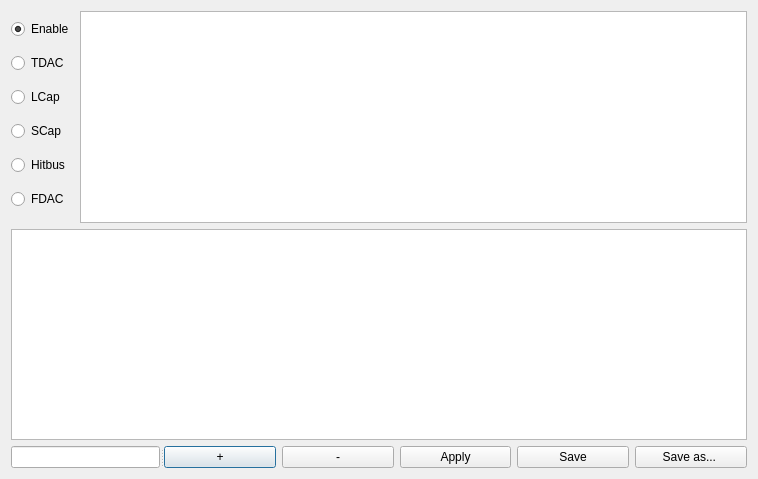
First picture: the form in gui/YarrGui/editcfgdialog.ui, repository Yarr/Yarr, before the edit.
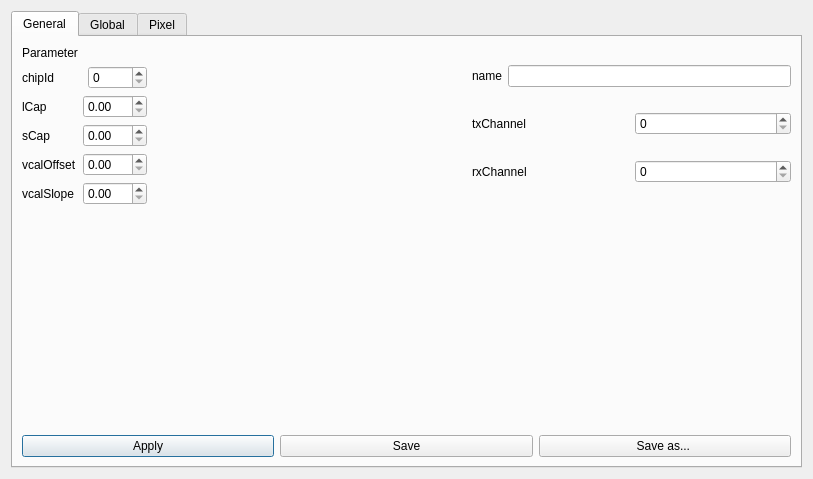
Second picture: the form after the edit.

What changed in the file:
```diff
--- a/gui/YarrGui/editcfgdialog.ui
+++ b/gui/YarrGui/editcfgdialog.ui
@@ -6,7 +6,7 @@
    <rect>
     <x>0</x>
     <y>0</y>
-    <width>758</width>
+    <width>813</width>
     <height>479</height>
    </rect>
   </property>
@@ -15,7 +15,299 @@
   </property>
   <layout class="QVBoxLayout" name="verticalLayout_2">
    <item>
-    <layout class="QHBoxLayout" name="horizontalLayout">
+    <widget class="QTabWidget" name="cfgTab">
+     <property name="currentIndex">
+      <number>0</number>
+     </property>
+     <widget class="QWidget" name="tab">
+      <attribute name="title">
+       <string>General</string>
+      </attribute>
+      <layout class="QVBoxLayout" name="verticalLayout_7">
+       <item>
+        <layout class="QHBoxLayout" name="horizontalLayout_13">
+         <item>
+          <layout class="QVBoxLayout" name="verticalLayout_5">
+           <item>
+            <widget class="QLabel" name="label_9">
+             <property name="text">
+              <string>Parameter</string>
+             </property>
+            </widget>
+           </item>
+           <item>
+            <layout class="QHBoxLayout" name="horizontalLayout_4">
+             <item>
+              <widget class="QLabel" name="label">
+               <property name="text">
+                <string>chipId</string>
+               </property>
+              </widget>
+             </item>
+             <item>
+              <widget class="QSpinBox" name="chipIdSpin"/>
+             </item>
+            </layout>
+           </item>
+           <item>
+            <layout class="QHBoxLayout" name="horizontalLayout_5">
+             <item>
+              <widget class="QLabel" name="label_2">
+               <property name="text">
+                <string>lCap</string>
+               </property>
+              </widget>
+             </item>
+             <item>
+              <widget class="QDoubleSpinBox" name="lCapDSpin">
+               <property name="maximum">
+                <double>999.990000000000009</double>
+               </property>
+               <property name="singleStep">
+                <double>0.100000000000000</double>
+               </property>
+              </widget>
+             </item>
+            </layout>
+           </item>
+           <item>
+            <layout class="QHBoxLayout" name="horizontalLayout_6">
+             <item>
+              <widget class="QLabel" name="label_3">
+               <property name="text">
+                <string>sCap</string>
+               </property>
+              </widget>
+             </item>
+             <item>
+              <widget class="QDoubleSpinBox" name="sCapDSpin">
+               <property name="maximum">
+                <double>999.990000000000009</double>
+               </property>
+               <property name="singleStep">
+                <double>0.100000000000000</double>
+               </property>
+              </widget>
+             </item>
+            </layout>
+           </item>
+           <item>
+            <layout class="QHBoxLayout" name="horizontalLayout_7">
+             <item>
+              <widget class="QLabel" name="label_4">
+               <property name="text">
+                <string>vcalOffset</string>
+               </property>
+              </widget>
+             </item>
+             <item>
+              <widget class="QDoubleSpinBox" name="vcalOffsetDSpin">
+               <property name="maximum">
+                <double>999.990000000000009</double>
+               </property>
+               <property name="singleStep">
+                <double>0.100000000000000</double>
+               </property>
+              </widget>
+             </item>
+            </layout>
+           </item>
+           <item>
+            <layout class="QHBoxLayout" name="horizontalLayout_8">
+             <item>
+              <widget class="QLabel" name="label_5">
+               <property name="text">
+                <string>vcalSlope</string>
+               </property>
+              </widget>
+             </item>
+             <item>
+              <widget class="QDoubleSpinBox" name="vcalSlopeDSpin">
+               <property name="maximum">
+                <double>999.990000000000009</double>
+               </property>
+               <property name="singleStep">
+                <double>0.100000000000000</double>
+               </property>
+              </widget>
+             </item>
+            </layout>
+           </item>
+          </layout>
+         </item>
+         <item>
+          <spacer name="horizontalSpacer">
+           <property name="orientation">
+            <enum>Qt::Horizontal</enum>
+           </property>
+           <property name="sizeHint" stdset="0">
+            <size>
+             <width>40</width>
+             <height>20</height>
+            </size>
+           </property>
+          </spacer>
+         </item>
+         <item>
+          <layout class="QVBoxLayout" name="verticalLayout_6">
+           <item>
+            <layout class="QHBoxLayout" name="horizontalLayout_9">
+             <item>
+              <widget class="QLabel" name="label_6">
+               <property name="text">
+                <string>name</string>
+               </property>
+              </widget>
+             </item>
+             <item>
+              <widget class="QLineEdit" name="chipNameLine"/>
+             </item>
+            </layout>
+           </item>
+           <item>
+            <layout class="QHBoxLayout" name="horizontalLayout_10">
+             <item>
+              <widget class="QLabel" name="label_7">
+               <property name="text">
+                <string>txChannel</string>
+               </property>
+              </widget>
+             </item>
+             <item>
+              <widget class="QSpinBox" name="txChannelSpin"/>
+             </item>
+            </layout>
+           </item>
+           <item>
+            <layout class="QHBoxLayout" name="horizontalLayout_11">
+             <item>
+              <widget class="QLabel" name="label_8">
+               <property name="text">
+                <string>rxChannel</string>
+               </property>
+              </widget>
+             </item>
+             <item>
+              <widget class="QSpinBox" name="rxChannelSpin"/>
+             </item>
+            </layout>
+           </item>
+          </layout>
+         </item>
+        </layout>
+       </item>
+       <item>
+        <spacer name="verticalSpacer_2">
+         <property name="orientation">
+          <enum>Qt::Vertical</enum>
+         </property>
+         <property name="sizeHint" stdset="0">
+          <size>
+           <width>20</width>
+           <height>195</height>
+          </size>
+         </property>
+        </spacer>
+       </item>
+       <item>
+        <layout class="QHBoxLayout" name="horizontalLayout_12">
+         <item>
+          <widget class="QPushButton" name="applyButton">
+           <property name="toolTip">
+            <string>Load this configuration into FE, but don't update the config's file representation</string>
+           </property>
+           <property name="toolTipDuration">
+            <number>10000</number>
+           </property>
+           <property name="text">
+            <string>Apply</string>
+           </property>
+          </widget>
+         </item>
+         <item>
+          <widget class="QPushButton" name="saveButton">
+           <property name="toolTip">
+            <string>Load this configuration into FE and update config's file representation</string>
+           </property>
+           <property name="toolTipDuration">
+            <number>10000</number>
+           </property>
+           <property name="text">
+            <string>Save</string>
+           </property>
+          </widget>
+         </item>
+         <item>
+          <widget class="QPushButton" name="saveAsButton">
+           <property name="toolTip">
+            <string>Save this configuration to file, but don't load it into the FE</string>
+           </property>
+           <property name="toolTipDuration">
+            <number>10000</number>
+           </property>
+           <property name="text">
+            <string>Save as... </string>
+           </property>
+          </widget>
+         </item>
+        </layout>
+       </item>
+      </layout>
+     </widget>
+     <widget class="QWidget" name="tab_2">
+      <attribute name="title">
+       <string>Global</string>
+      </attribute>
+      <layout class="QHBoxLayout" name="horizontalLayout_3">
+       <item>
+        <layout class="QVBoxLayout" name="verticalLayout_4">
+         <item>
+          <widget class="QComboBox" name="GRCombo"/>
+         </item>
+         <item>
+          <widget class="QSpinBox" name="GRSpin"/>
+         </item>
+         <item>
+          <spacer name="verticalSpacer">
+           <property name="orientation">
+            <enum>Qt::Vertical</enum>
+           </property>
+           <property name="sizeHint" stdset="0">
+            <size>
+             <width>20</width>
+             <height>40</height>
+            </size>
+           </property>
+          </spacer>
+         </item>
+         <item>
+          <widget class="QPushButton" name="gCfgZoomInButton">
+           <property name="text">
+            <string>+</string>
+           </property>
+          </widget>
+         </item>
+         <item>
+          <widget class="QPushButton" name="gCfgZoomOutButton">
+           <property name="text">
+            <string>-</string>
+           </property>
+          </widget>
+         </item>
+        </layout>
+       </item>
+       <item>
+        <widget class="QTableWidget" name="GRTable"/>
+       </item>
+      </layout>
+     </widget>
+     <widget class="QWidget" name="tab_3">
+      <attribute name="title">
+       <string>Pixel</string>
+      </attribute>
+      <layout class="QVBoxLayout" name="verticalLayout_3">
+       <item>
+        <layout class="QHBoxLayout" name="horizontalLayout_2">
      <item>
       <layout class="QVBoxLayout" name="verticalLayout">
        <item>
@@ -74,13 +366,10 @@
     <widget class="QTableWidget" name="tableLegend"/>
    </item>
    <item>
-    <widget class="QSplitter" name="splitter">
-     <property name="orientation">
-      <enum>Qt::Horizontal</enum>
-     </property>
+        <layout class="QHBoxLayout" name="horizontalLayout">
+         <item>
      <widget class="QLineEdit" name="linePosInfo"/>
-     <widget class="QWidget" name="">
-      <layout class="QHBoxLayout" name="horizontalLayout_2">
+         </item>
        <item>
         <widget class="QPushButton" name="zoomInButton">
          <property name="text">
@@ -95,44 +384,7 @@
          </property>
         </widget>
        </item>
-       <item>
-        <widget class="QPushButton" name="applyButton">
-         <property name="toolTip">
-          <string>Load this configuration into FE, but don't update the config's file representation</string>
-         </property>
-         <property name="toolTipDuration">
-          <number>10000</number>
-         </property>
-         <property name="text">
-          <string>Apply</string>
-         </property>
-        </widget>
-       </item>
-       <item>
-        <widget class="QPushButton" name="saveButton">
-         <property name="toolTip">
-          <string>Load this configuration into FE and update config's file representation</string>
-         </property>
-         <property name="toolTipDuration">
-          <number>10000</number>
-         </property>
-         <property name="text">
-          <string>Save</string>
-         </property>
-        </widget>
-       </item>
-       <item>
-        <widget class="QPushButton" name="saveAsButton">
-         <property name="toolTip">
-          <string>Save this configuration to file, but don't load it into the FE</string>
-         </property>
-         <property name="toolTipDuration">
-          <number>10000</number>
-         </property>
-         <property name="text">
-          <string>Save as... </string>
-         </property>
-        </widget>
+        </layout>
        </item>
       </layout>
      </widget>
```
Lines whose indentation alone changed are shown as unchanged.
